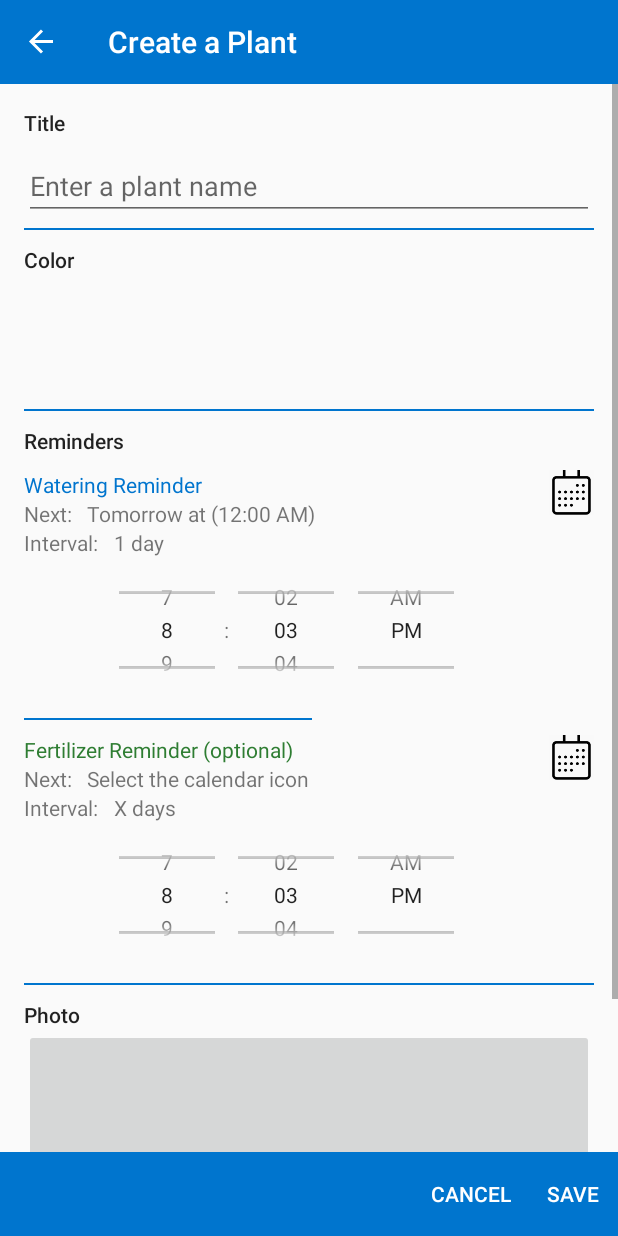
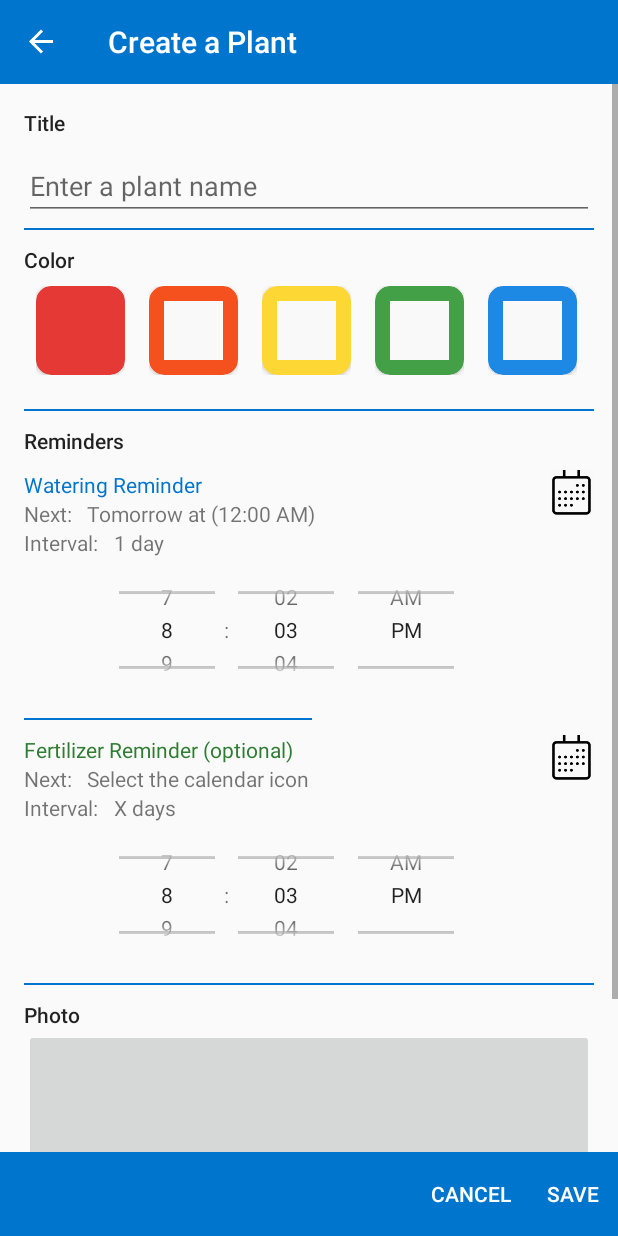
Before and after one commit to Davidwallacesadler/BluePailAndroid, an Android app: the PlantDetail screen opened through its navigation route, on a phone screen of 412 x 824 dp. Run offline under Robolectric (Android 15) with nearby library versions, the phone set to English and light mode, and no system bars; our stand-ins replace navigation-ui.

Commit message:
Implement adapter for plant color selection recycler view along with associated ViewHolder and item view

```diff
--- /dev/null
+++ b/app/src/main/java/com/davidsadler/bluepail/adapters/ColorsAdapter.kt
@@ -0,0 +1,63 @@
+package com.davidsadler.bluepail.adapters
+
+import android.content.Context
+import android.graphics.Color
+import android.view.LayoutInflater
+import android.view.View
+import android.view.ViewGroup
+import android.widget.ImageView
+import androidx.cardview.widget.CardView
+import androidx.core.content.ContextCompat
+import androidx.core.view.isVisible
+import androidx.recyclerview.widget.RecyclerView
+import com.davidsadler.bluepail.R
+import kotlinx.android.synthetic.main.item_color_list_cell.view.*
+
+interface OnColorSelectedListener {
+    fun colorSelected(colorId: Int)
+}
+
+class ColorsAdapter internal constructor(val context: Context, val colorSelectedListener: OnColorSelectedListener) : RecyclerView.Adapter<ColorsAdapter.ColorViewHolder>() {
+
+    private val inflater = LayoutInflater.from(context)
+    // Default color is red:
+    var selectedColor = ContextCompat.getColor(context,R.color.colorGroupRed)
+
+    private val mocColors = listOf<Int>(
+        R.color.colorGroupRed,
+        R.color.colorGroupOrange,
+        R.color.colorGroupYellow,
+        R.color.colorGroupGreen,
+        R.color.colorGroupBlue,
+        R.color.colorGroupPurple,
+        R.color.colorGroupMagenta)
+
+    inner class ColorViewHolder(itemView: View) : RecyclerView.ViewHolder(itemView) {
+        val colorBackground : CardView = itemView.cardView_cell_color
+        val selectedOverlay : ImageView = itemView.imageView_selected_status
+        fun bind(colorId: Int, clickListener: OnColorSelectedListener, adapter: ColorsAdapter, position: Int) {
+            itemView.setOnClickListener {
+                clickListener.colorSelected(colorId)
+                selectedColor = colorId
+                adapter.notifyDataSetChanged()
+            }
+        }
+    }
+
+    override fun getItemCount(): Int {
+       return mocColors.count()
+    }
+
+    override fun onBindViewHolder(holder: ColorViewHolder, position: Int) {
+        val colorId = mocColors[position]
+        val color = ContextCompat.getColor(context,colorId)
+        holder.colorBackground.setCardBackgroundColor(color)
+        holder.selectedOverlay.isVisible = color != selectedColor
+        holder.bind(color,colorSelectedListener, this, position)
+    }
+
+    override fun onCreateViewHolder(parent: ViewGroup, viewType: Int): ColorViewHolder {
+        val cellForRow = inflater.inflate(R.layout.item_color_list_cell, parent, false)
+        return ColorViewHolder(cellForRow)
+    }
+}
--- a/app/src/main/java/com/davidsadler/bluepail/fragments/PlantDetail.kt
+++ b/app/src/main/java/com/davidsadler/bluepail/fragments/PlantDetail.kt
@@ -4,11 +4,24 @@ import android.os.Bundle
 import android.view.*
 import android.view.View.inflate
 import androidx.fragment.app.Fragment
+import androidx.recyclerview.widget.GridLayoutManager
+import androidx.recyclerview.widget.LinearLayoutManager
+import androidx.recyclerview.widget.RecyclerView
 
 import com.davidsadler.bluepail.R
+import com.davidsadler.bluepail.adapters.ColorsAdapter
+import com.davidsadler.bluepail.adapters.OnColorSelectedListener
 import kotlinx.android.synthetic.main.fragment_plant_detail.*
 
-class PlantDetail : Fragment() {
+class PlantDetail : Fragment(), OnColorSelectedListener {
+
+    var selectedColor = 0
+
+    override fun colorSelected(colorId: Int) {
+        selectedColor = colorId
+        println("Selected Color: $selectedColor")
+    }
+
     override fun onCreateView(
         inflater: LayoutInflater, container: ViewGroup?,
         savedInstanceState: Bundle?
@@ -16,8 +29,21 @@ class PlantDetail : Fragment() {
         return inflater.inflate(R.layout.fragment_plant_detail, container, false)
     }
 
-    override fun onResume() {
-        super.onResume()
+    override fun onViewCreated(view: View, savedInstanceState: Bundle?) {
+        super.onViewCreated(view, savedInstanceState)
+        inflateBottomToolbar()
+        setupColorRecyclerView()
+    }
+
+
+    private fun inflateBottomToolbar() {
         toolbar_cancel_save.inflateMenu(R.menu.detail_toolbar)
     }
+
+    private fun setupColorRecyclerView() {
+        this.context?.let { context ->
+            recyclerView_plant_colors.layoutManager = GridLayoutManager(context,1,GridLayoutManager.HORIZONTAL,false)
+            recyclerView_plant_colors.adapter = ColorsAdapter(context,this)
+        }
+    }
 }
--- /dev/null
+++ b/app/src/main/res/layout/item_color_list_cell.xml
@@ -0,0 +1,29 @@
+<?xml version="1.0" encoding="utf-8"?>
+<RelativeLayout xmlns:android="http://schemas.android.com/apk/res/android"
+    xmlns:app="http://schemas.android.com/apk/res-auto"
+    android:layout_width="75dp"
+    android:layout_height="75dp"
+    android:padding="8dp">
+
+    <androidx.cardview.widget.CardView
+        android:id="@+id/cardView_cell_color"
+        android:layout_width="match_parent"
+        android:layout_height="match_parent"
+        app:cardBackgroundColor="#C02222"
+        app:cardCornerRadius="10dp">
+
+        <LinearLayout
+            android:layout_width="match_parent"
+            android:layout_height="match_parent"
+            android:orientation="horizontal"
+            android:padding="10dp">
+
+            <ImageView
+                android:id="@+id/imageView_selected_status"
+                android:layout_width="match_parent"
+                android:layout_height="match_parent"
+                android:background="#F9F9F9" />
+        </LinearLayout>
+
+    </androidx.cardview.widget.CardView>
+</RelativeLayout>
--- a/app/src/main/res/values/colors.xml
+++ b/app/src/main/res/values/colors.xml
@@ -4,4 +4,11 @@
     <color name="colorPrimaryDark">#0075CE</color>
     <color name="colorAccent">#03DAC5</color>
     <color name="fertilizerGreen">#2E7D32</color>
+    <color name="colorGroupRed">#E53935</color>
+    <color name="colorGroupOrange">#F4511E</color>
+    <color name="colorGroupYellow">#FDD835</color>
+    <color name="colorGroupGreen">#43A047</color>
+    <color name="colorGroupBlue">#1E88E5</color>
+    <color name="colorGroupPurple">#5E35B1</color>
+    <color name="colorGroupMagenta">#D81B51</color>
 </resources>
```
